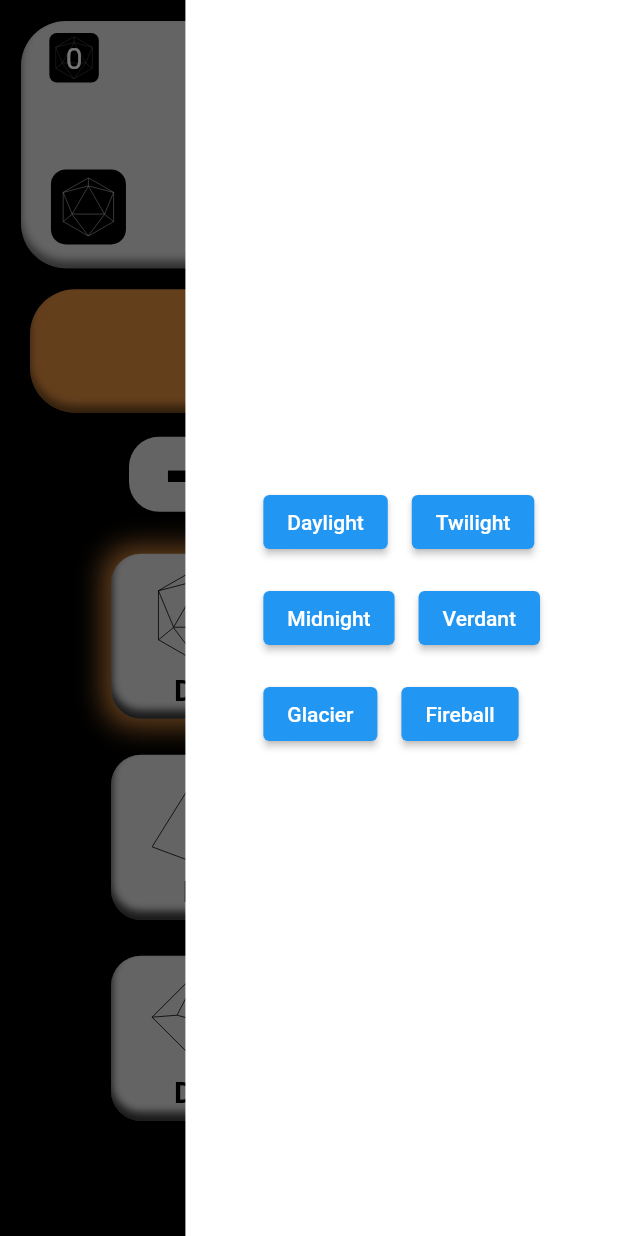
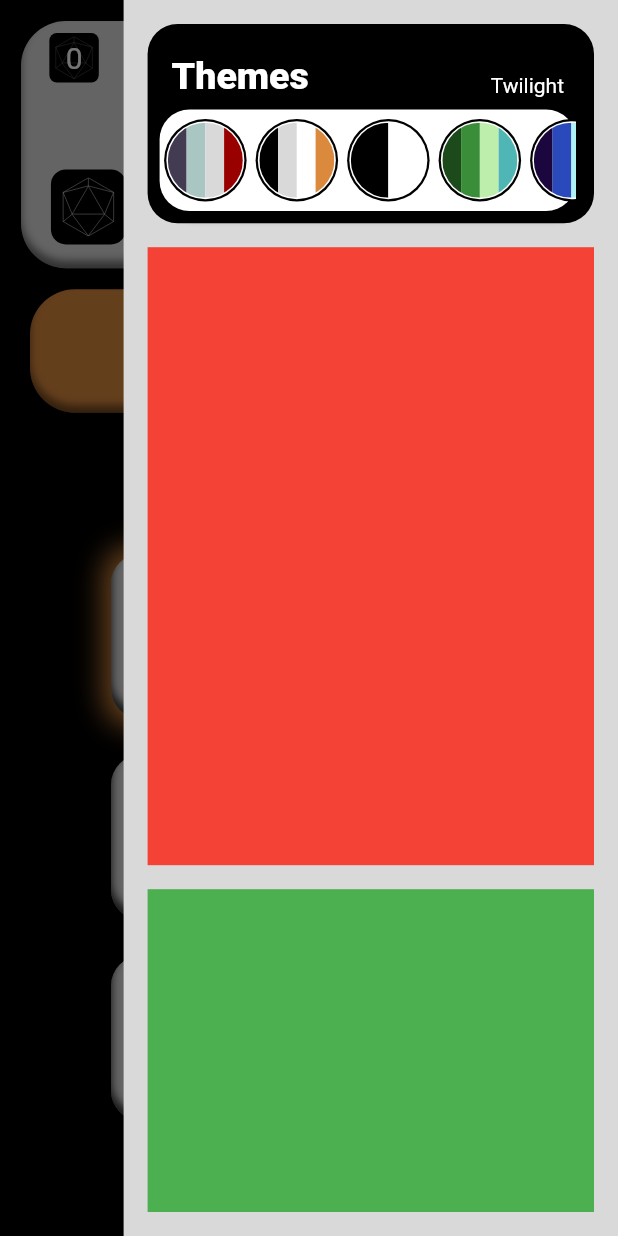
Before and after one commit to dompetriella/simple_roller, a Flutter app: the screen it shows after launch, with the side drawer open, on a phone screen of 412 x 824 dp. Run offline on Flutter 3.47's test engine with Material 2 defaults, Android fonts, the phone set to English and light mode, and no system bars; our stand-ins replace flutter_inset_box_shadow, flutter_riverpod, flutter_svg.

Commit message:
got theme bar working

```diff
--- a/lib/components/display.dart
+++ b/lib/components/display.dart
@@ -62,6 +62,7 @@ class Display extends ConsumerWidget {
               children: [
                 Padding(
                   padding: const EdgeInsets.only(bottom: 10.0),
+                  child: GestureDetector(
                     child: Container(
                       width: 50,
                       height: 50,
@@ -74,6 +75,7 @@ class Display extends ConsumerWidget {
                         child: SvgPicture.asset(
                           'assets/D${ref.watch(selectedDiceProvider).toString()}.svg',
                           color: ref.watch(themeProvider).diceTypeStrokeColor,
+                        ),
                       ),
                     ),
                   ),
--- /dev/null
+++ b/lib/components/drawer/drawer_roll_history.dart
@@ -0,0 +1,16 @@
+import 'package:flutter/material.dart';
+
+class RollHistoryBar extends StatelessWidget {
+  const RollHistoryBar({Key? key}) : super(key: key);
+
+  @override
+  Widget build(BuildContext context) {
+    return Flexible(
+      flex: 5,
+      child: Padding(
+        padding: const EdgeInsets.fromLTRB(16, 0, 16, 0),
+        child: Container(color: Colors.red),
+      ),
+    );
+  }
+}
--- /dev/null
+++ b/lib/components/drawer/drawer_stats.dart
@@ -0,0 +1,16 @@
+import 'package:flutter/material.dart';
+
+class StatsBar extends StatelessWidget {
+  const StatsBar({Key? key}) : super(key: key);
+
+  @override
+  Widget build(BuildContext context) {
+    return Flexible(
+      flex: 3,
+      child: Padding(
+        padding: const EdgeInsets.all(16.0),
+        child: Container(color: Colors.green),
+      ),
+    );
+  }
+}
--- /dev/null
+++ b/lib/components/drawer/drawer_themes_bar.dart
@@ -0,0 +1,86 @@
+import 'package:dice_roller/providers/theme_provider.dart';
+import 'package:dice_roller/themes.dart';
+import 'package:flutter/material.dart';
+import 'package:flutter_riverpod/flutter_riverpod.dart';
+import 'package:dice_roller/components/drawer/drawer_themes_button.dart';
+
+class ThemesBar extends ConsumerWidget {
+  const ThemesBar({
+    Key? key,
+  }) : super(key: key);
+
+  @override
+  Widget build(BuildContext context, WidgetRef ref) {
+    List<ThemesButton> themesButtonList = [
+      ThemesButton(appTheme: daylight),
+      ThemesButton(appTheme: twilight),
+      ThemesButton(appTheme: midnight),
+      ThemesButton(appTheme: verdant),
+      ThemesButton(appTheme: glacier),
+      ThemesButton(appTheme: fireball),
+    ];
+
+    return Flexible(
+      flex: 2,
+      child: Padding(
+        padding: const EdgeInsets.all(16.0),
+        child: Container(
+          decoration: BoxDecoration(
+              color: ref.watch(themeProvider).drawerColumnBg,
+              borderRadius: BorderRadius.all(Radius.circular(
+                  ref.watch(themeProvider).drawerBorderRadius))),
+          child: Padding(
+            padding: const EdgeInsets.fromLTRB(8.0, 12, 12, 8),
+            child: Column(
+              children: [
+                Flexible(
+                  flex: 4,
+                  child: Padding(
+                    padding: const EdgeInsets.all(8.0),
+                    child: Container(
+                      child: Row(
+                        mainAxisAlignment: MainAxisAlignment.spaceBetween,
+                        crossAxisAlignment: CrossAxisAlignment.end,
+                        children: [
+                          Text(
+                            'Themes',
+                            style: TextStyle(
+                                fontSize: 25,
+                                fontWeight: FontWeight.w900,
+                                color: ref
+                                    .watch(themeProvider)
+                                    .drawerColumnTextColor),
+                          ),
+                          Text(ref.watch(themeProvider).themeName,
+                              style: TextStyle(
+                                  fontSize: 14,
+                                  color: ref
+                                      .watch(themeProvider)
+                                      .drawerColumnTextColor))
+                        ],
+                      ),
+                    ),
+                  ),
+                ),
+                Flexible(
+                    flex: 6,
+                    child: Container(
+                        decoration: BoxDecoration(
+                            borderRadius: BorderRadius.all(Radius.circular(
+                                ref.watch(themeProvider).drawerBorderRadius)),
+                            color: Colors.white,
+                            boxShadow: [ref.watch(themeProvider).columnShadow]),
+                        child: ListView.builder(
+                            itemBuilder: ((context, index) {
+                              return themesButtonList[
+                                  index % themesButtonList.length];
+                            }),
+                            scrollDirection: Axis.horizontal)))
+              ],
+            ),
+          ),
+        ),
+      ),
+    );
+  }
+}
--- /dev/null
+++ b/lib/components/drawer/drawer_themes_button.dart
@@ -0,0 +1,50 @@
+import 'package:dice_roller/providers/theme_provider.dart';
+import 'package:flutter/material.dart' hide BoxDecoration, BoxShadow;
+import 'package:flutter_inset_box_shadow/flutter_inset_box_shadow.dart';
+import 'package:flutter_riverpod/flutter_riverpod.dart';
+import 'package:dice_roller/models/theme.dart';
+
+class ThemesButton extends ConsumerWidget {
+  final AppTheme appTheme;
+  const ThemesButton({Key? key, required this.appTheme}) : super(key: key);
+
+  @override
+  Widget build(BuildContext context, WidgetRef ref) {
+    List<Expanded> generateButtonColors() {
+      return appTheme.themeColors.map<Expanded>((e) {
+        return Expanded(
+          child: Container(
+            color: e,
+          ),
+        );
+      }).toList();
+    }
+
+    return Padding(
+      padding: const EdgeInsets.fromLTRB(3.0, 0, 3, 0),
+      child: Center(
+          child: GestureDetector(
+        onTap: () => ref.watch(themeProvider.notifier).state = appTheme,
+        child: Container(
+          height: 55,
+          width: 55,
+          decoration: BoxDecoration(
+            color: Colors.black,
+            borderRadius: BorderRadius.all(Radius.circular(100)),
+          ),
+          child: Center(
+            child: Container(
+                height: 50,
+                width: 50,
+                clipBehavior: Clip.antiAlias,
+                decoration: BoxDecoration(
+                  boxShadow: [BoxShadow(color: Colors.white, spreadRadius: 1)],
+                  borderRadius: BorderRadius.all(Radius.circular(100)),
+                ),
+                child: Row(children: generateButtonColors())),
+          ),
+        ),
+      )),
+    );
+  }
+}
--- a/lib/components/drawer_themes_bar.dart
+++ /dev/null
@@ -1,77 +0,0 @@
-import 'package:dice_roller/providers/theme_provider.dart';
-import 'package:flutter/material.dart';
-import 'drawer_themes_button.dart';
-import 'package:flutter_riverpod/flutter_riverpod.dart';
-import 'package:dice_roller/themes.dart';
-
-class ThemesBar extends ConsumerWidget {
-  const ThemesBar({Key? key}) : super(key: key);
-
-  @override
-  Widget build(BuildContext context, WidgetRef ref) {
-    return Container(
-        height: MediaQuery.of(context).size.height,
-        width: MediaQuery.of(context).size.width,
-        child: Center(
-            child: Wrap(
-          children: [
-            Padding(
-              padding: const EdgeInsets.all(8.0),
-              child: ElevatedButton(
-                  onPressed: () {
-                    ref.watch(themeProvider.notifier).state = daylight;
-                  },
-                  child: Text("Daylight")),
-            ),
-            Padding(
-              padding: const EdgeInsets.all(8.0),
-              child: ElevatedButton(
-                  onPressed: () {
-                    ref.watch(themeProvider.notifier).state = twilight;
-                  },
-                  child: Text("Twilight")),
-            ),
-            Padding(
-              padding: const EdgeInsets.all(8.0),
-              child: ElevatedButton(
-                  onPressed: () {
-                    ref.watch(themeProvider.notifier).state = midnight;
-                  },
-                  child: Text("Midnight")),
-            ),
-            Padding(
-              padding: const EdgeInsets.all(8.0),
-              child: ElevatedButton(
-                  onPressed: () {
-                    ref.watch(themeProvider.notifier).state = verdant;
-                  },
-                  child: Text("Verdant")),
-            ),
-            Padding(
-              padding: const EdgeInsets.all(8.0),
-              child: ElevatedButton(
-                  onPressed: () {
-                    ref.watch(themeProvider.notifier).state = glacier;
-                  },
-                  child: Text("Glacier")),
-            ),
-            Padding(
-              padding: const EdgeInsets.all(8.0),
-              child: ElevatedButton(
-                  onPressed: () {
-                    ref.watch(themeProvider.notifier).state = fireball;
-                  },
-                  child: Text("Fireball")),
-            ),
-            //                         Padding(
-            //   padding: const EdgeInsets.all(8.0),
-            //   child: ElevatedButton(
-            //       onPressed: () {
-            //         ref.watch(themeProvider.notifier).state = obelisk;
-            //       },
-            //       child: Text("Obelisk")),
-            // ),
-          ],
-        )));
-  }
-}
--- a/lib/components/drawer_themes_button.dart
+++ /dev/null
@@ -1,13 +0,0 @@
-import 'package:flutter/material.dart';
-
-class ThemesButton extends StatelessWidget {
-  const ThemesButton({Key? key}) : super(key: key);
-
-  @override
-  Widget build(BuildContext context) {
-    return Padding(
-      padding: const EdgeInsets.all(8.0),
-      child: Container(height: 50, width: 50, color: Colors.red),
-    );
-  }
-}
--- a/lib/components/multiplier_controls.dart
+++ b/lib/components/multiplier_controls.dart
@@ -50,7 +50,10 @@ class MultiplierControls extends ConsumerWidget {
               Padding(
                 padding: const EdgeInsets.fromLTRB(20.0, 0, 20.0, 0),
                 child: GestureDetector(
-                  onTap: () => ref.watch(multiplierProvider.notifier).reset(),
+                  onTap: () {
+                    ref.watch(multiplierProvider.notifier).reset();
+                    Scaffold.of(context).openEndDrawer();
+                  },
                   child: Container(
                     height: 50,
                     width: 60,
--- a/lib/models/theme.dart
+++ b/lib/models/theme.dart
@@ -2,6 +2,8 @@ import 'package:flutter/material.dart' hide BoxDecoration, BoxShadow;
 import 'package:flutter_inset_box_shadow/flutter_inset_box_shadow.dart';
 
 class AppTheme {
+  final String themeName;
+  final List<Color> themeColors;
   final Color bgColor;
   final BoxShadow innerShadow;
   final String fontFamily;
@@ -39,7 +41,8 @@ class AppTheme {
 
   final Color drawerBg;
   final Color drawerNegativeSpace;
-  final int drawerBorderRadius;
+  final double drawerBorderRadius;
+  final BoxShadow columnShadow;
   final Color drawerColumnBg;
   final Color drawerColumnTextColor;
   final Color drawerThemesBg;
@@ -49,7 +52,9 @@ class AppTheme {
   final Color drawerStatsColorBg;
 
   AppTheme(
-      {required this.bgColor,
+      {required this.themeName,
+      required this.themeColors,
+      required this.bgColor,
       required this.numberDisplayBgColor,
       required this.diceIconBgColor,
       required this.diceTypeBgColor,
@@ -72,6 +77,11 @@ class AppTheme {
           color: Color.fromRGBO(0, 0, 0, .50),
           blurRadius: 4,
           offset: Offset(0, -5)),
+      this.columnShadow = const BoxShadow(
+          inset: true,
+          color: Color.fromRGBO(0, 0, 0, .50),
+          blurRadius: 4,
+          offset: Offset(4, 4)),
       this.diceButtonInnerShadow = const BoxShadow(
           inset: true,
           color: Color.fromRGBO(0, 0, 0, .50),
--- a/lib/pages/history_drawer.dart
+++ b/lib/pages/history_drawer.dart
@@ -1,20 +1,25 @@
+import 'package:dice_roller/providers/theme_provider.dart';
 import 'package:flutter/material.dart';
-import 'package:dice_roller/components/drawer_themes_bar.dart';
+import 'package:dice_roller/components/drawer/drawer_themes_bar.dart';
+import 'package:dice_roller/components/drawer/drawer_roll_history.dart';
+import 'package:dice_roller/components/drawer/drawer_stats.dart';
+import 'package:flutter_riverpod/flutter_riverpod.dart';
 
-class HistoryDrawer extends StatelessWidget {
+class HistoryDrawer extends ConsumerWidget {
   const HistoryDrawer({Key? key}) : super(key: key);
 
   @override
-  Widget build(BuildContext context) {
+  Widget build(BuildContext context, WidgetRef ref) {
+    var drawerWidth = MediaQuery.of(context).size.width * .70;
+    var drawerHeight = MediaQuery.of(context).size.height;
     return Container(
-      width: MediaQuery.of(context).size.width * .70,
-      height: MediaQuery.of(context).size.height,
-      color: Colors.white,
-      child: ListView(children: [
-        ThemesBar(),
-        // RollHistoryView(),
-        // AveragesView()
-      ]),
-    );
+        width: MediaQuery.of(context).size.width * .80,
+        height: MediaQuery.of(context).size.height,
+        color: ref.watch(themeProvider).drawerBg,
+        child: Container(
+          height: drawerHeight,
+          width: drawerWidth,
+          child: Column(children: [ThemesBar(), RollHistoryBar(), StatsBar()]),
+        ));
   }
 }
--- a/lib/pages/main_page.dart
+++ b/lib/pages/main_page.dart
@@ -22,7 +22,7 @@ class MainPage extends ConsumerWidget {
         return GestureDetector(
           onPanUpdate: (swipe) {
             if (swipe.delta.dx < 0) {
-              Scaffold.of(context).openDrawer();
+              Scaffold.of(context).openEndDrawer();
             }
           },
           child: ListView(
--- a/lib/themes.dart
+++ b/lib/themes.dart
@@ -17,6 +17,8 @@ var daylightSecondary = hex('D9D9D9');
 var daylightAccent = hex('990000');
 
 AppTheme daylight = AppTheme(
+  themeName: "Daylight",
+  themeColors: [hex('423B52'), hex('AAC6C3'), hex('D9D9D9'), hex('990000')],
   bgColor: daylightBg,
   numberDisplayBgColor: daylightSecondary,
   diceIconBgColor: daylightPrimary,
@@ -34,6 +36,8 @@ AppTheme daylight = AppTheme(
 );
 
 AppTheme twilight = AppTheme(
+    themeName: "Twilight",
+    themeColors: [Colors.black, daylightSecondary, Colors.white, hex('DB893D')],
     bgColor: Colors.black,
     numberDisplayBgColor: daylightSecondary,
     diceIconBgColor: Colors.black,
@@ -54,6 +58,11 @@ AppTheme twilight = AppTheme(
     multiplierBgColor: daylightSecondary);
 
 AppTheme midnight = AppTheme(
+    themeName: "Midnight",
+    themeColors: [
+      Colors.black,
+      Colors.white,
+    ],
     bgColor: Colors.black,
     numberDisplayBgColor: Colors.black,
     diceIconBgColor: Colors.white,
@@ -86,6 +95,8 @@ var verdantSecondary = hex('BDEEAC');
 var verdantAccent = hex('50B5B5');
 
 AppTheme verdant = AppTheme(
+  themeName: "Verdant",
+  themeColors: [verdantBg, verdantPrimary, verdantSecondary, verdantAccent],
   bgColor: verdantBg,
   numberDisplayBgColor: verdantSecondary,
   numberDisplayTextColor: verdantBg,
@@ -109,6 +120,8 @@ var glacierSecondary = hex('ADF3F3');
 var glacierAccent = hex('895AC5');
 
 AppTheme glacier = AppTheme(
+  themeName: "Glacier",
+  themeColors: [glacierBg, glacierPrimary, glacierSecondary, glacierAccent],
   bgColor: glacierBg,
   numberDisplayBgColor: glacierSecondary,
   numberDisplayTextColor: glacierBg,
@@ -132,6 +145,8 @@ var fireballSecondary = hex('F1F99E');
 var fireballAccent = hex('F93535');
 
 AppTheme fireball = AppTheme(
+  themeName: "Fireball",
+  themeColors: [fireballBg, fireballPrimary, fireballSecondary, fireballAccent],
   bgColor: fireballBg,
   numberDisplayBgColor: fireballSecondary,
   numberDisplayTextColor: fireballBg,
```
Lines whose indentation alone changed are shown as unchanged.
